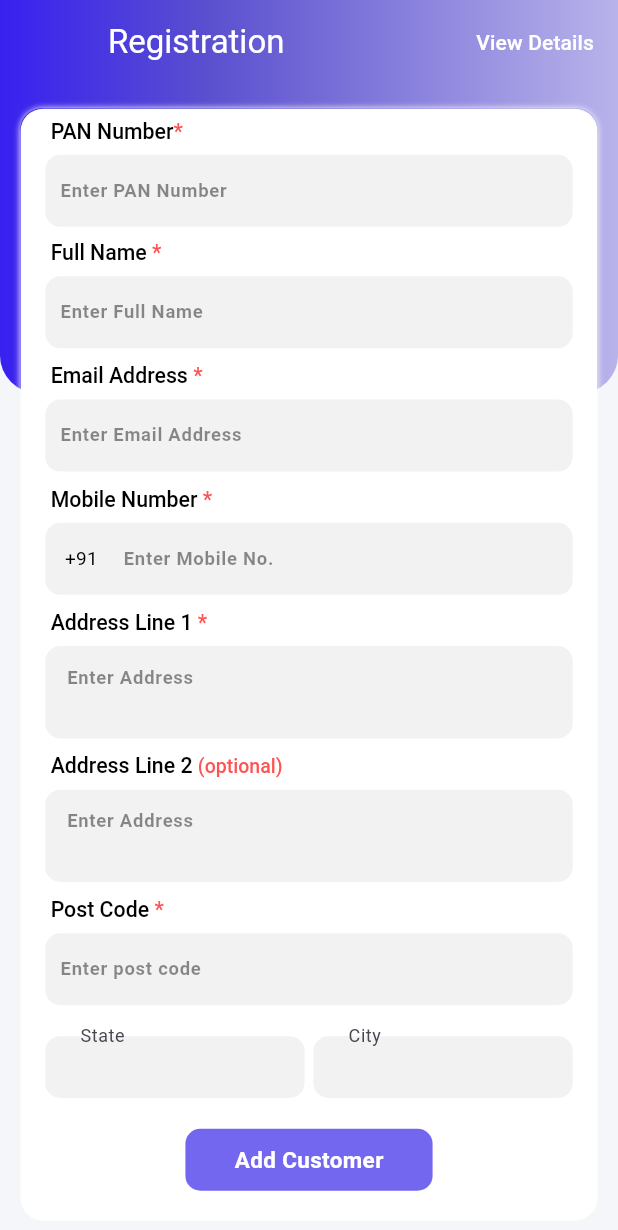
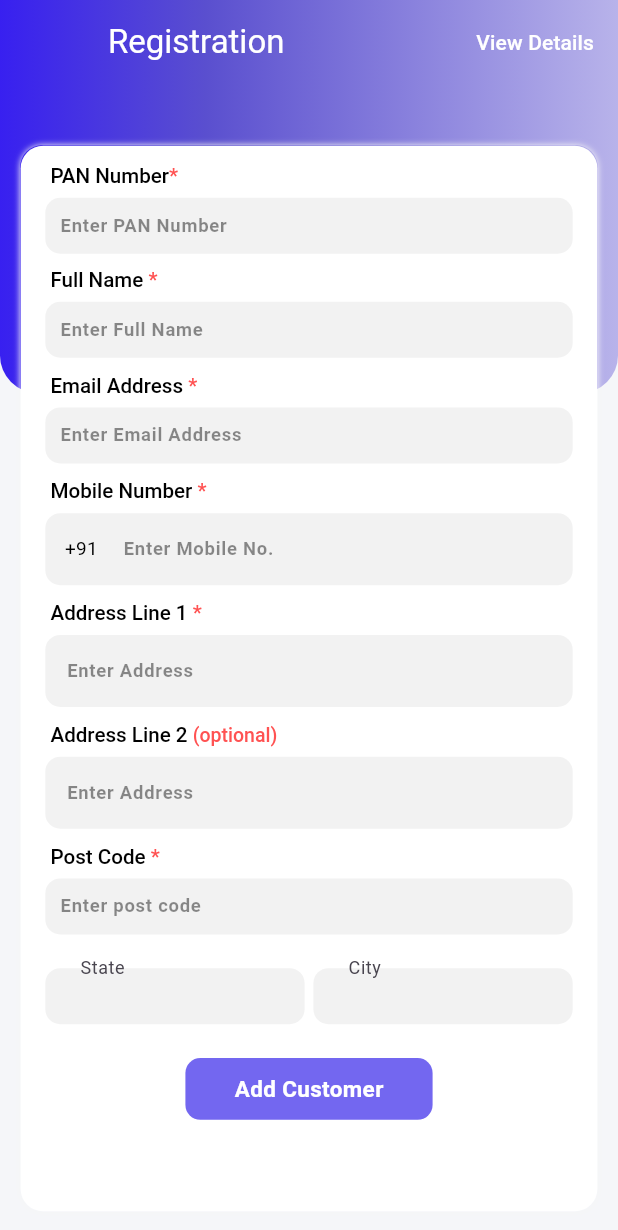
Before and after one commit to Tejashri2797/pixel6_assignmnet, a Flutter app: the screen it shows after launch, on a phone screen of 412 x 824 dp. Shown: the top 1230 px of the screen. Run offline on Flutter 3.47's test engine with Material 3 defaults, Android fonts, the phone set to English and light mode, and no system bars; our stand-ins replace shared_preferences.

```diff
--- a/lib/view/common_widgets/custom_textstyle.dart
+++ b/lib/view/common_widgets/custom_textstyle.dart
@@ -2,7 +2,7 @@ import 'package:flutter/material.dart';
 
 class CustomTextStyle {
   static TextStyle labelTextStyle(BuildContext context) {
-    double height = MediaQuery.of(context).size.height /58;
+    double height = MediaQuery.of(context).size.height /60;
     return TextStyle(
         color: Colors.black, fontSize: height, fontWeight: FontWeight.w500);
   }
--- a/lib/view/customer_registration.dart
+++ b/lib/view/customer_registration.dart
@@ -191,6 +191,7 @@ class _CustomerRegistrationState extends State<CustomerRegistration> {
             ),
                 (Route<dynamic> route) => false,
           );
+
         },
           icon: const Icon(Icons.arrow_back_outlined,color: Colors.white,),
         ):const SizedBox.shrink(),
@@ -236,10 +237,10 @@ class _CustomerRegistrationState extends State<CustomerRegistration> {
           ),
           Padding(
               padding:  EdgeInsets.only(
-               top: height/50,
+               top: height/20,
                left: width/30,
                right: width/30,
-              bottom: height/80),
+              bottom: height/50),
             child: Container(
               decoration: BoxDecoration(
                   color: Colors.white,
@@ -263,7 +264,7 @@ class _CustomerRegistrationState extends State<CustomerRegistration> {
                         horizontal: width /25),
                     child: ListView(
                       children: [
-                        SizedBox(height: height/120,),
+                        SizedBox(height: height/70,),
                         commonLabel(context, " PAN Number"),
                         SizedBox(height: height/120,),
                         ///PAN TextField
@@ -289,8 +290,10 @@ class _CustomerRegistrationState extends State<CustomerRegistration> {
                           maxLines: 1,
                           decoration: InputDecoration(
                             contentPadding: EdgeInsets.symmetric(
-                                horizontal: MediaQuery.of(context).size.width / 70),
+                              vertical: height/90,
+                                horizontal: width / 70),
                             filled: true,
+                            isDense: true,
                             fillColor: const Color(0xFFF2F2F2),
                             enabledBorder: OutlineInputBorder(
                               borderSide: BorderSide.none,
@@ -304,6 +307,7 @@ class _CustomerRegistrationState extends State<CustomerRegistration> {
                               borderSide: BorderSide.none,
                               borderRadius: BorderRadius.circular(10),
                             ),
+
                             suffixIcon:panVerifyProvider.isLoading ? Container(
                               padding: const EdgeInsets.all(12.0),
                               width: 24,
@@ -332,8 +336,11 @@ class _CustomerRegistrationState extends State<CustomerRegistration> {
                           maxLines: 1,
                           decoration: InputDecoration(
                               contentPadding:
-                                  EdgeInsets.symmetric(horizontal: width / 70),
+                                  EdgeInsets.symmetric(
+                                    vertical: height/90,
+                                      horizontal: width / 70),
                               filled: true,
+                              isDense: true,
                               fillColor: const Color(0xFFF2F2F2),
                               enabledBorder: OutlineInputBorder(
                                 borderSide: BorderSide.none,
@@ -364,8 +371,10 @@ class _CustomerRegistrationState extends State<CustomerRegistration> {
                           maxLines: 1,
                           decoration: InputDecoration(
                               contentPadding: EdgeInsets.symmetric(
-                                  horizontal: MediaQuery.of(context).size.width / 70),
+                                  vertical: height/90,
+                                  horizontal: width / 70),
                               filled: true,
+                              isDense: true,
                               fillColor: const Color(0xFFF2F2F2),
                               enabledBorder: OutlineInputBorder(
                                 borderSide: BorderSide.none,
@@ -399,9 +408,11 @@ class _CustomerRegistrationState extends State<CustomerRegistration> {
                           maxLines: 1,
                           decoration: InputDecoration(
                               contentPadding: EdgeInsets.symmetric(
-                                  horizontal: MediaQuery.of(context).size.width / 70),
+                                  vertical: height/90,
+                                  horizontal: width / 70),
+                              isDense: true,
                               prefixIcon: SizedBox(
-                                height: height/30,
+                                height: height/200,
                                 width: width/50,
                                 child: Center(
                                   child: Text(
@@ -437,7 +448,7 @@ class _CustomerRegistrationState extends State<CustomerRegistration> {
                           validator: validateAddress,
                           cursorColor: Colors.grey,
                           style: CustomTextStyle.textFieldTextStyle(context),
-                          maxLines: 2,
+                          maxLines: 1,
                           decoration: InputDecoration(
                               contentPadding: EdgeInsets.symmetric(
                                 vertical: height/70,
@@ -473,7 +484,7 @@ class _CustomerRegistrationState extends State<CustomerRegistration> {
                           keyboardType: TextInputType.text,
                           cursorColor: Colors.grey,
                           style: CustomTextStyle.textFieldTextStyle(context),
-                          maxLines: 2,
+                          maxLines: 1,
                           decoration: InputDecoration(
                               contentPadding: EdgeInsets.symmetric(
                                   vertical: height/70,
@@ -515,8 +526,10 @@ class _CustomerRegistrationState extends State<CustomerRegistration> {
                           },
                           decoration: InputDecoration(
                               contentPadding: EdgeInsets.symmetric(
-                                  horizontal: MediaQuery.of(context).size.width / 70),
+                                  vertical: height/90,
+                                  horizontal:width / 70),
                               filled: true,
+                              isDense: true,
                               fillColor: const Color(0xFFF2F2F2),
                               enabledBorder: OutlineInputBorder(
                                 borderSide: BorderSide.none,
@@ -554,8 +567,10 @@ class _CustomerRegistrationState extends State<CustomerRegistration> {
                                   maxLines: 1,
                                     decoration: InputDecoration(
                                       contentPadding: EdgeInsets.symmetric(
-                                          horizontal: MediaQuery.of(context).size.width / 70),
+                                          vertical: height/90,
+                                          horizontal: width / 70),
                                       filled: true,
+                                        isDense: true,
                                       fillColor: const Color(0xFFF2F2F2),
                                       enabledBorder: OutlineInputBorder(
                                         borderSide: BorderSide.none,
@@ -579,8 +594,10 @@ class _CustomerRegistrationState extends State<CustomerRegistration> {
                                     maxLines: 1,
                                     decoration: InputDecoration(
                                         contentPadding: EdgeInsets.symmetric(
-                                            horizontal: MediaQuery.of(context).size.width / 70),
+                                            vertical: height/90,
+                                            horizontal: width / 70),
                                         filled: true,
+                                        isDense: true,
                                         fillColor: const Color(0xFFF2F2F2),
                                         enabledBorder: OutlineInputBorder(
                                           borderSide: BorderSide.none,
```
